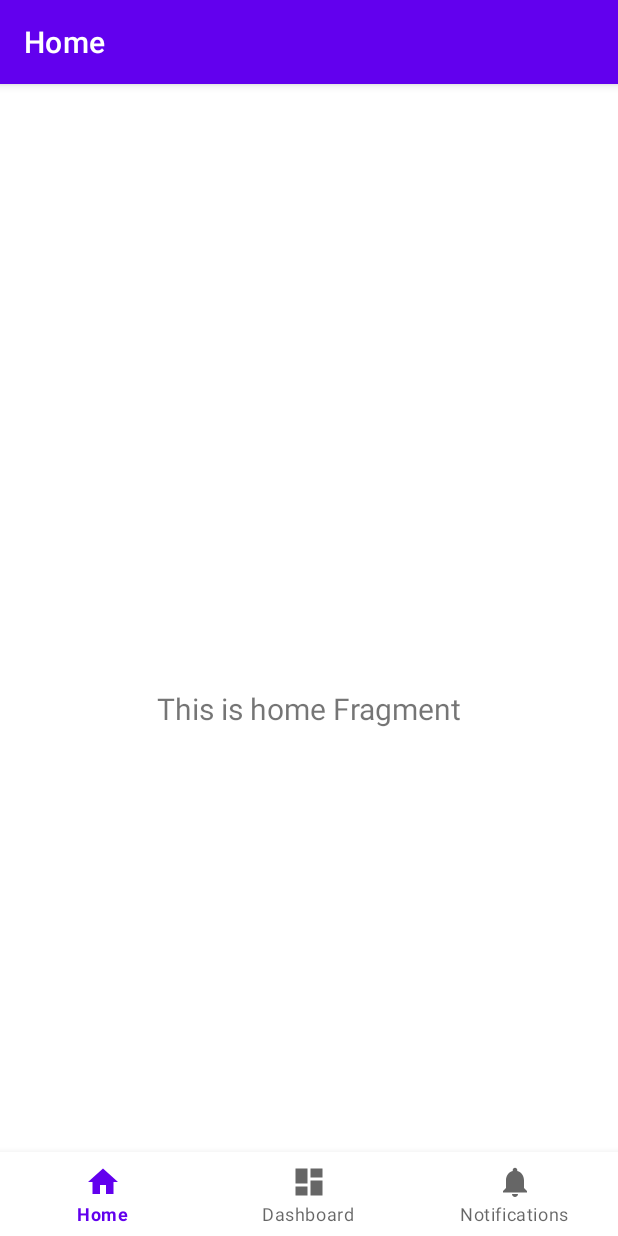
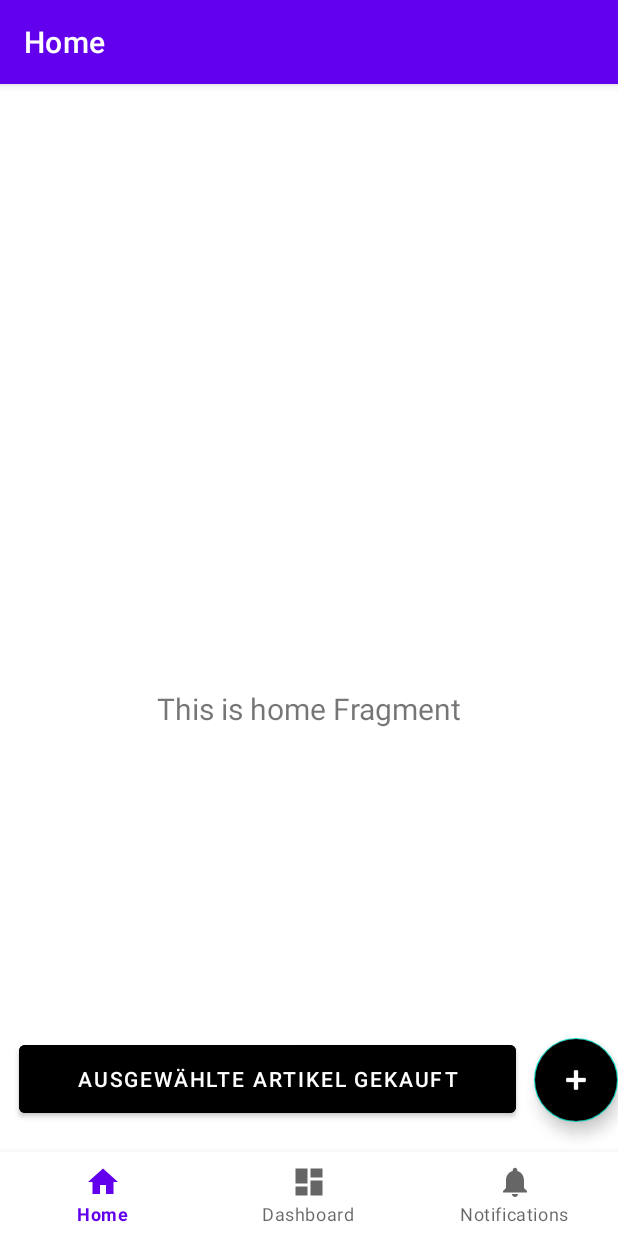
Before and after one commit to Faroesne/wg-shopping, an Android app: the screen it shows after launch (MainActivity), on a phone screen of 412 x 824 dp. Run offline under Robolectric (Android 15) with nearby library versions, the phone set to English and light mode, and no system bars; our stand-ins replace navigation-ui; 3 statements that could not run were skipped.

Commit message:
Erster Entwurf Einkaufslistenscreen

```diff
--- a/app/src/main/java/com/example/communityshopping/MainActivity.kt
+++ b/app/src/main/java/com/example/communityshopping/MainActivity.kt
@@ -1,16 +1,25 @@
 package com.example.communityshopping
 
+import android.app.AlertDialog
 import android.os.Bundle
-import com.google.android.material.bottomnavigation.BottomNavigationView
+import android.view.View
+import android.widget.Button
+import android.widget.EditText
+import android.widget.LinearLayout
+import android.widget.TextView
 import androidx.appcompat.app.AppCompatActivity
 import androidx.navigation.findNavController
 import androidx.navigation.ui.AppBarConfiguration
 import androidx.navigation.ui.setupActionBarWithNavController
 import androidx.navigation.ui.setupWithNavController
 import com.example.communityshopping.databinding.ActivityMainBinding
+import com.google.android.material.bottomnavigation.BottomNavigationView
+
 
 class MainActivity : AppCompatActivity() {
-
+    lateinit var add: Button;
+    var dialog: AlertDialog? = null
+    var layout: LinearLayout? = null
     private lateinit var binding: ActivityMainBinding
 
     override fun onCreate(savedInstanceState: Bundle?) {
@@ -18,7 +27,10 @@ class MainActivity : AppCompatActivity() {
 
         binding = ActivityMainBinding.inflate(layoutInflater)
         setContentView(binding.root)
-
+        add = findViewById(R.id.btn_addItem)
+        layout = findViewById(R.id.containerList)
+        buildDialog();
+        add.setOnClickListener({ dialog!!.show() })
         val navView: BottomNavigationView = binding.navView
 
         val navController = findNavController(R.id.nav_host_fragment_activity_main)
@@ -29,4 +41,30 @@ class MainActivity : AppCompatActivity() {
         setupActionBarWithNavController(navController, appBarConfiguration)
         navView.setupWithNavController(navController)
     }
+
+    private fun buildDialog() {
+        val builder = AlertDialog.Builder(this)
+        val view: View = layoutInflater.inflate(R.layout.dialog, null)
+        val name = view.findViewById<EditText>(R.id.nameEdit)
+        builder.setView(view)
+        builder.setTitle("Enter name")
+            .setPositiveButton(
+                "OK"
+            ) { dialog, which -> addCard(name.text.toString()) }
+            .setNegativeButton(
+                "Cancel"
+            ) { dialog, which -> }
+        dialog = builder.create()
+    }
+
+    private fun addCard(name: String) {
+        val view: View = layoutInflater.inflate(R.layout.card, null)
+        val nameView: TextView = view.findViewById(R.id.name)
+        val delete: Button = view.findViewById(R.id.delete)
+        nameView.text = name
+        delete.setOnClickListener( {
+                layout!!.removeView(view)
+        })
+        layout!!.addView(view)
+    }
 }
--- a/app/src/main/res/layout/activity_main.xml
+++ b/app/src/main/res/layout/activity_main.xml
@@ -2,10 +2,12 @@
 <androidx.constraintlayout.widget.ConstraintLayout
         xmlns:android="http://schemas.android.com/apk/res/android"
         xmlns:app="http://schemas.android.com/apk/res-auto"
+        xmlns:tools="http://schemas.android.com/tools"
         android:id="@+id/container"
         android:layout_width="match_parent"
         android:layout_height="match_parent"
         android:paddingTop="?attr/actionBarSize">
+
 
     <com.google.android.material.bottomnavigation.BottomNavigationView
             android:id="@+id/nav_view"
@@ -29,7 +31,53 @@
             app:layout_constraintLeft_toLeftOf="parent"
             app:layout_constraintRight_toRightOf="parent"
             app:layout_constraintTop_toTopOf="parent"
-            app:navGraph="@navigation/mobile_navigation"
-    />
+            app:navGraph="@navigation/mobile_navigation" />
+
+    <ScrollView
+            android:layout_width="407dp"
+            android:layout_height="532dp"
+            android:scrollbars="none"
+            app:layout_constraintTop_toTopOf="@+id/nav_host_fragment_activity_main"
+            app:layout_constraintEnd_toEndOf="@+id/nav_host_fragment_activity_main"
+            app:layout_constraintStart_toStartOf="parent"
+            app:layout_constraintBottom_toTopOf="@+id/btn_submit"
+            app:layout_constraintHorizontal_bias="0.571"
+            app:layout_constraintVertical_bias="0.555"
+            android:id="@+id/scroll">
+
+        <LinearLayout
+                android:id="@+id/containerList"
+                android:layout_width="match_parent"
+                android:layout_height="wrap_content"
+                android:orientation="vertical">
+
+        </LinearLayout>
+    </ScrollView>
+
+    <Button
+            android:text="Ausgewählte Artikel gekauft"
+            android:layout_width="331dp"
+            android:layout_height="57dp"
+            android:id="@+id/btn_submit"
+            app:layout_constraintStart_toStartOf="parent"
+            app:layout_constraintBottom_toTopOf="@+id/nav_view"
+            app:layout_constraintEnd_toStartOf="@+id/btn_addItem"
+            android:layout_marginBottom="20dp"
+            app:iconTint="#040404"
+            android:backgroundTint="@color/black" />
+
+
+    <com.google.android.material.floatingactionbutton.FloatingActionButton
+            android:layout_width="wrap_content"
+            android:layout_height="wrap_content"
+            android:clickable="true"
+            app:srcCompat="@android:drawable/ic_input_add"
+            android:id="@+id/btn_addItem"
+            app:layout_constraintEnd_toEndOf="parent"
+            app:layout_constraintBottom_toTopOf="@+id/nav_view"
+            android:layout_marginBottom="20dp"
+            app:rippleColor="#F6F5F5"
+            app:tint="@color/white"
+            android:backgroundTint="@color/black" />
 
 </androidx.constraintlayout.widget.ConstraintLayout>
--- a/build.gradle
+++ b/build.gradle
@@ -5,7 +5,7 @@ buildscript {
         mavenCentral()
     }
     dependencies {
-        classpath 'com.android.tools.build:gradle:7.2.0'
+        classpath 'com.android.tools.build:gradle:7.2.2'
         classpath "org.jetbrains.kotlin:kotlin-gradle-plugin:1.5.10"
 
         // NOTE: Do not place your application dependencies here; they belong
```
Also changed, not shown: app/src/main/res/layout/card.xml (added, +39 -0 lines), app/src/main/res/layout/dialog.xml (added, +21 -0 lines).
